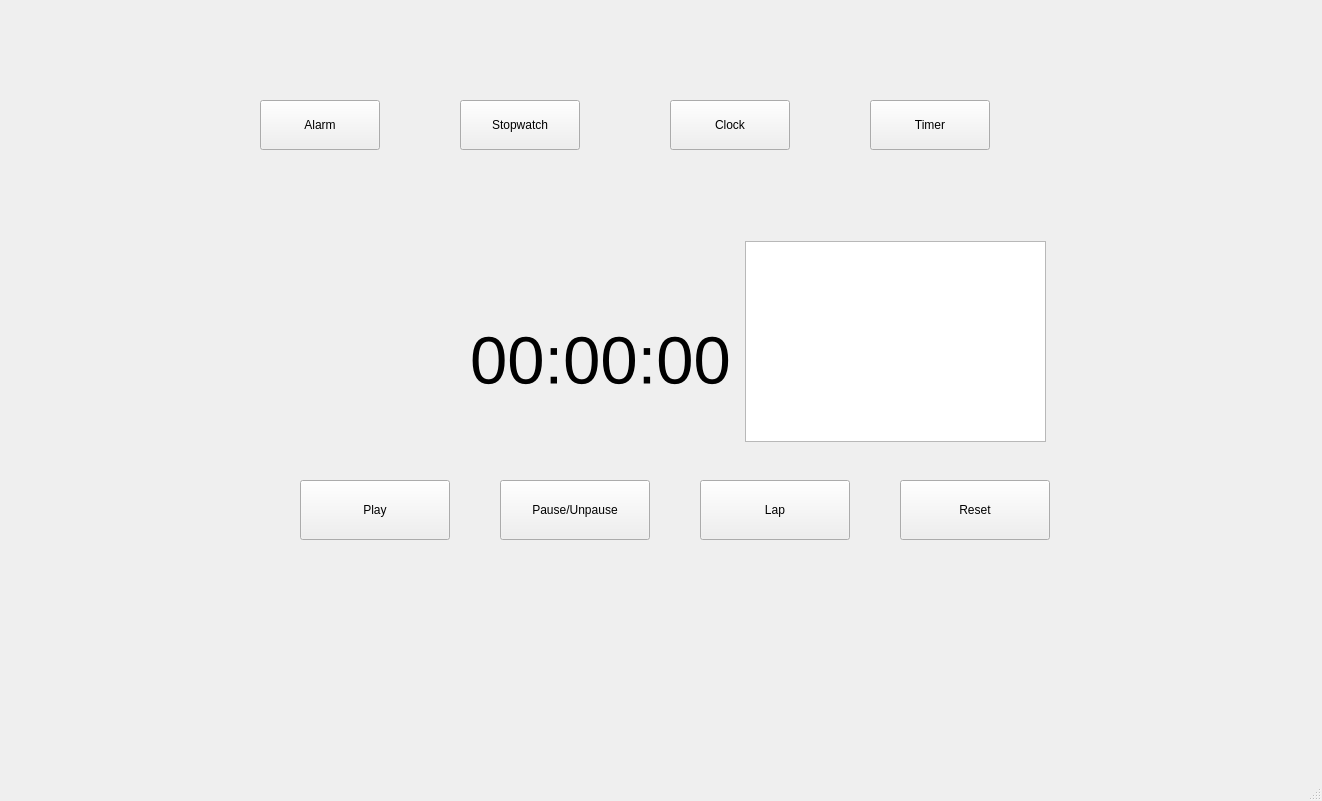
The window that C++/Projects/Clock/QtGUI/ClockGUI/mainwindow.ui (MikitaVitkouski/BSU) describes before a commit, drawn with Qt 5.
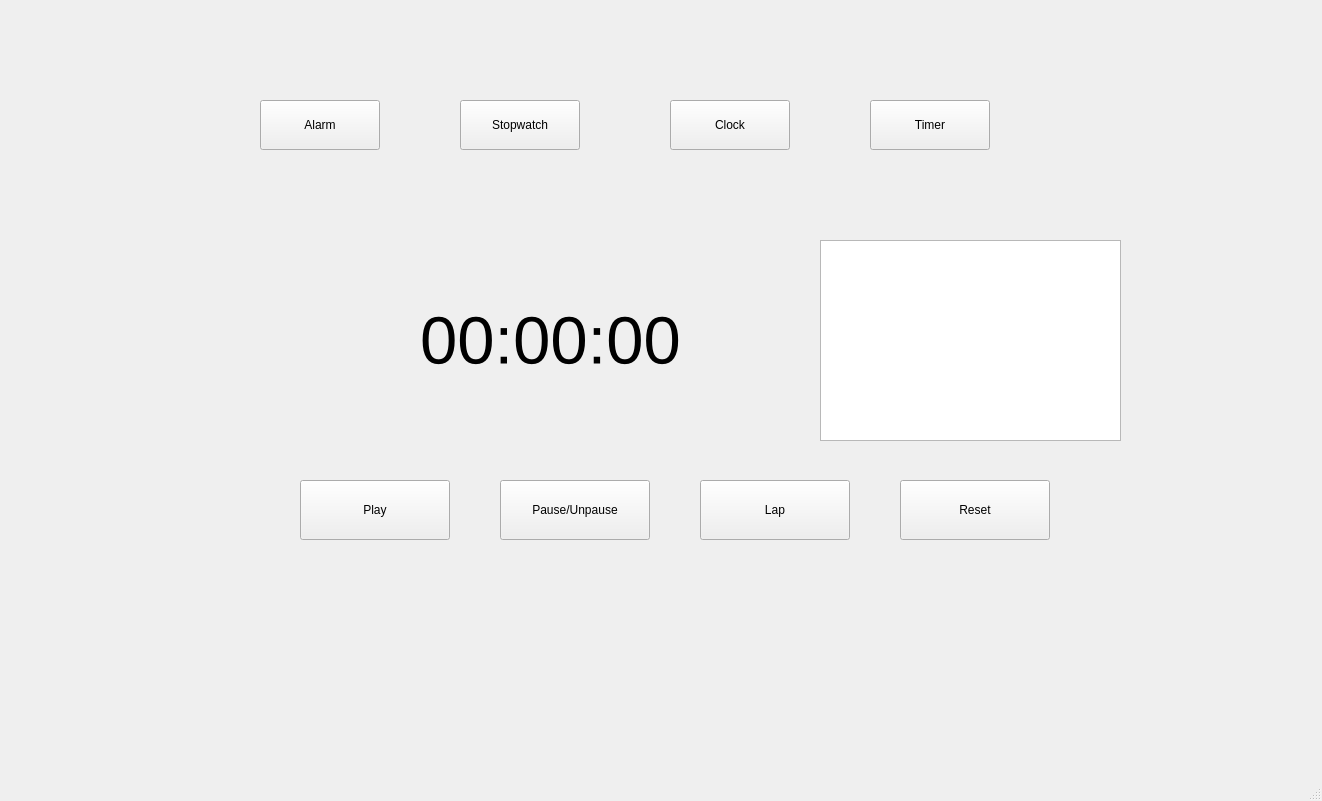
The same window after the commit. The open tabs and pages were chosen to show the change.

Commit message: Implement MainWindow::on_btnAddLapp_clicked(), MainWindow::updateStopwatchDisplay(), minor changes changes in ui, change stopwatchTimer->start(10) - stopwatch updates each 10 ms to make smooth animation. Some bugs: when clicking AddLap it doubles the string of lap, pause/unpause push button makes nothing, when stopwatch is off, adding laps is available and returnes unpredictable string

```diff
--- a/C++/Projects/Clock/QtGUI/ClockGUI/mainwindow.ui
+++ b/C++/Projects/Clock/QtGUI/ClockGUI/mainwindow.ui
@@ -149,8 +149,8 @@
      <widget class="QLabel" name="labelTimeStopwatch">
       <property name="geometry">
        <rect>
-        <x>320</x>
-        <y>140</y>
+        <x>270</x>
+        <y>120</y>
         <width>351</width>
         <height>81</height>
        </rect>
@@ -183,8 +183,8 @@
      <widget class="QListWidget" name="listWidgetLaps">
       <property name="geometry">
        <rect>
-        <x>595</x>
-        <y>61</y>
+        <x>670</x>
+        <y>60</y>
         <width>301</width>
         <height>201</height>
        </rect>
```
The commit also changes 1 other file.
